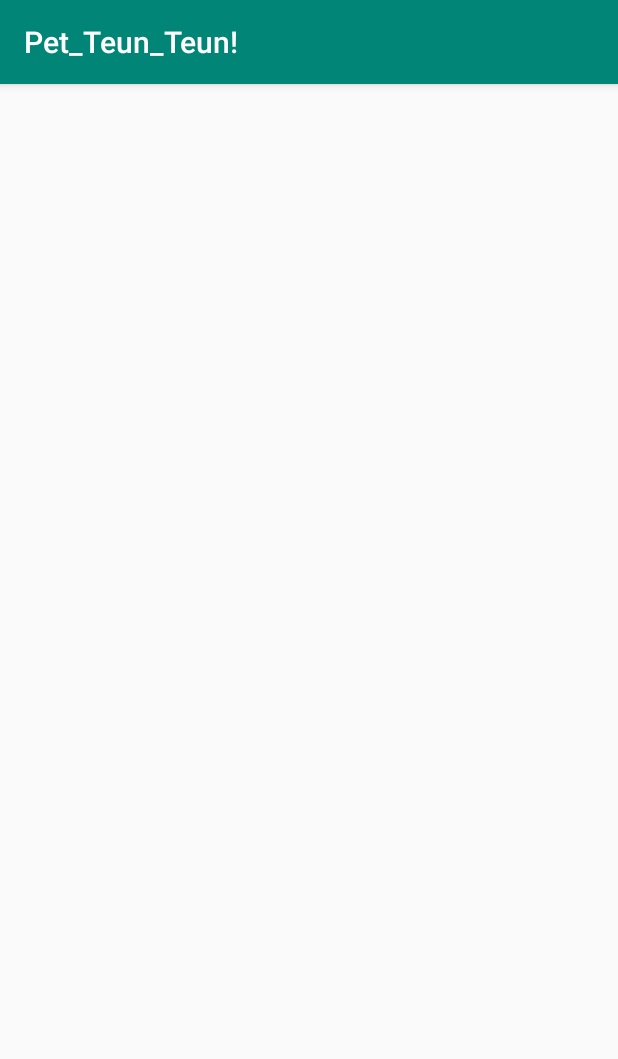
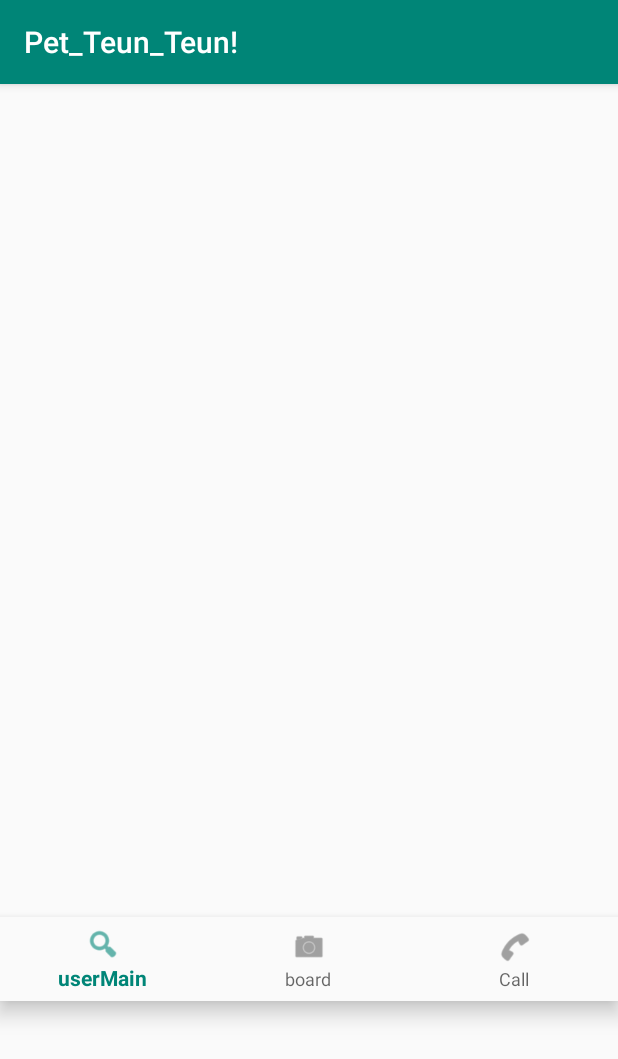
Before and after one commit to SungYil/Pet_Teun_Teun_Front, an Android app: the screen it shows after launch (MainActivity), on a phone screen of 412 x 824 dp. Shown: the top 1059 px of the screen. Run offline under Robolectric (Android 15) with nearby library versions, the phone set to English and light mode, and no system bars; 3 statements that could not run were skipped.

Commit message:
아이템 바 추가 해서 화면 테스팅 까지.

```diff
--- a/app/src/main/res/layout/activity_main.xml
+++ b/app/src/main/res/layout/activity_main.xml
@@ -4,15 +4,15 @@
     xmlns:tools="http://schemas.android.com/tools"
     android:layout_width="match_parent"
     android:layout_height="match_parent"
+    android:orientation="vertical"
     tools:context=".MainActivity">
 
     <FrameLayout
         android:id="@+id/frameLayout"
         android:layout_width="match_parent"
-        android:layout_height="1dp"
-        ></FrameLayout>
+        android:layout_height="555dp"></FrameLayout>
 
-    <android.support.design.widget.BottomNavigationView
+    <com.google.android.material.bottomnavigation.BottomNavigationView
         android:id="@+id/navigationView"
         android:layout_width="match_parent"
         android:layout_height="wrap_content"
--- a/app/src/main/res/menu/bottom_menu_item.xml
+++ b/app/src/main/res/menu/bottom_menu_item.xml
@@ -2,13 +2,13 @@
 <menu xmlns:android="http://schemas.android.com/apk/res/android">
 
     <item
-        android:id="@+id/searchItem"
+        android:id="@+id/userMainItem"
         android:icon="@android:drawable/ic_menu_search"
-        android:title="Search" />
+        android:title="userMain" />
     <item
-        android:id="@+id/cameraItem"
+        android:id="@+id/boardItem"
         android:icon="@android:drawable/ic_menu_camera"
-        android:title="Camera" />
+        android:title="board" />
     <item
         android:id="@+id/callItem"
         android:icon="@android:drawable/ic_menu_call"
```
Also changed, not shown: app/src/main/java/com/pethospital/pet_teun_teun/MainActivity.java (+20 -0 lines).
